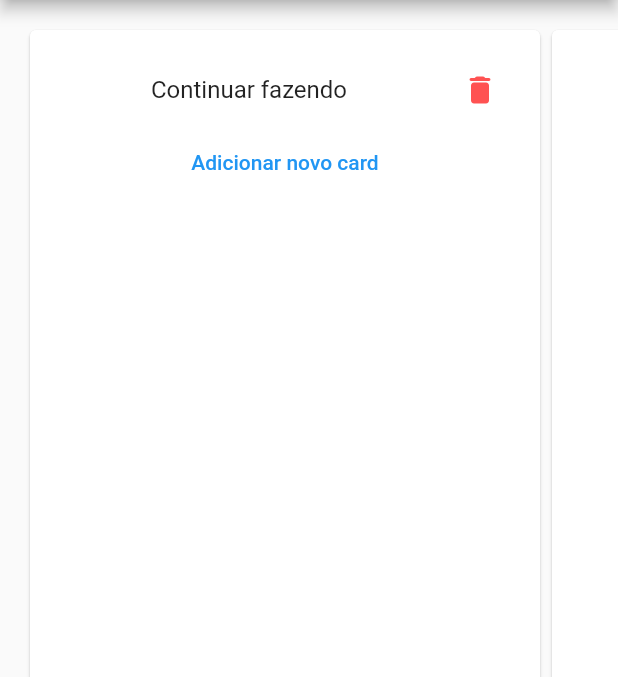
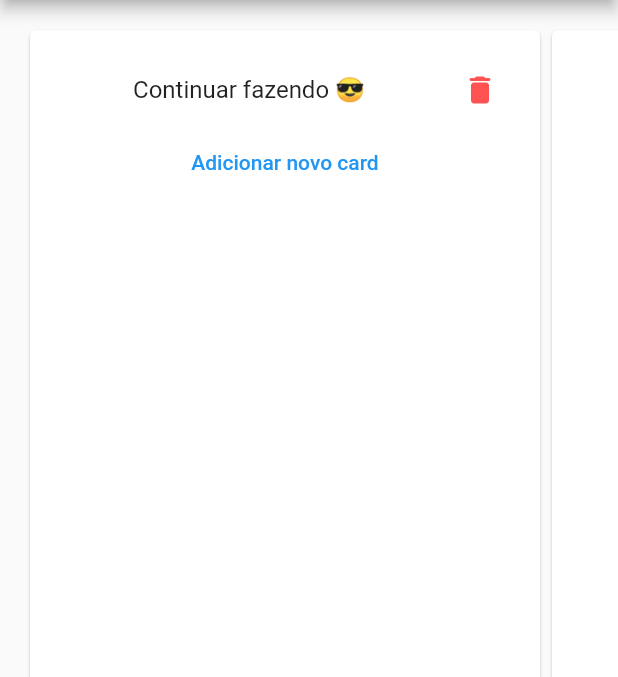
Before and after one commit to RxDx/zup_retro, a Flutter app: the screen it shows after launch, on a phone screen of 412 x 824 dp, the part 84-761 px from its top. Run offline on Flutter 3.47's test engine with Material 2 defaults, Android fonts, the phone set to English and light mode, and no system bars.

Commit message:
Edit column

```diff
--- a/lib/main.dart
+++ b/lib/main.dart
@@ -19,8 +19,8 @@ class MyApp extends StatelessWidget {
           board: Board(
             "ZupRetro",
             [
-              zColumn.Column("Continuar fazendo", []),
-              zColumn.Column("Podemos melhorar", []),
+              zColumn.Column(UniqueKey().toString(), name: "Continuar fazendo 😎"),
+              zColumn.Column(UniqueKey().toString(), name: "Podemos melhorar 🤔"),
             ]
           )
       ),
--- a/lib/model/column.dart
+++ b/lib/model/column.dart
@@ -2,7 +2,12 @@ import 'package:zup_retro/model/card.dart';
 
 class Column {
   final String id;
-  List<Card> cards;
+  String? name;
+  List<Card> cards = [];
 
-  Column(this.id, this.cards);
+  Column(this.id, {this.name});
+
+  String get nameOrPlaceholder {
+    return name ?? "Nova coluna 🚀";
+  }
 }
--- a/lib/widget/board_widget.dart
+++ b/lib/widget/board_widget.dart
@@ -18,7 +18,7 @@ class _BoardWidgetState extends State<BoardWidget> {
   void _incrementCounter() {
     setState(() {
       _counter++;
-      widget.board.columns.add(zc.Column("Nova coluna", []));
+      widget.board.columns.add(zc.Column(UniqueKey().toString()));
     });
   }
 
--- a/lib/widget/card_widget.dart
+++ b/lib/widget/card_widget.dart
@@ -42,11 +42,7 @@ class _CardWidgetState extends State<CardWidget> {
             color: Colors.redAccent,
             onPressed: widget.onDeleteCard,
           ),
-          onTap: () {
-            setState(() {
-              _isEditing = true;
-            });
-          },
+          onTap: () => setState(() => _isEditing = true),
         )
     );
   }
--- a/lib/widget/column_widget.dart
+++ b/lib/widget/column_widget.dart
@@ -14,6 +14,8 @@ class ColumnWidget extends StatefulWidget {
 }
 
 class _ColumnWidgetState extends State<ColumnWidget> {
+
+  bool _isEditing = false;
 
   void _addCard() {
     setState(() {
@@ -40,10 +42,26 @@ class _ColumnWidgetState extends State<ColumnWidget> {
               header: Row(
                 children: [
                   Expanded(
-                    child: Text(
-                      widget.column.id,
-                      textAlign: TextAlign.center,
-                      style: Theme.of(context).textTheme.subtitle1,
+                    child: _isEditing ?
+                    TextField(
+                      autofocus: true,
+                      controller: TextEditingController()..text = widget.column.nameOrPlaceholder,
+                      onSubmitted: (value) {
+                        setState(() {
+                          if (value.isNotEmpty) {
+                            widget.column.name = value;
+                          }
+                          _isEditing = false;
+                        });
+                      },
+                    ) :
+                    InkWell(
+                      onTap: () => setState(() => _isEditing = true),
+                      child: Text(
+                        widget.column.nameOrPlaceholder,
+                        textAlign: TextAlign.center,
+                        style: Theme.of(context).textTheme.subtitle1,
+                      ),
                     ),
                   ),
                   IconButton(
```
